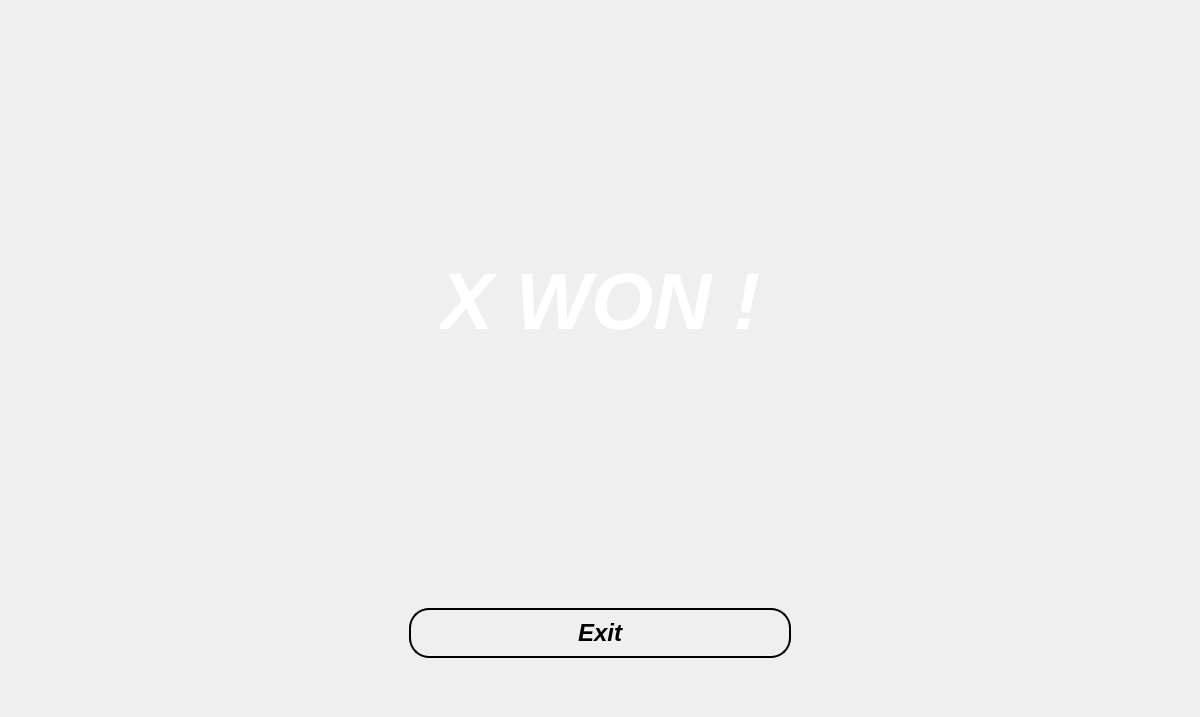
Mohammed-3tef/Tic_Tac_Masterpiece_GUI, file win.ui: the form before one commit.
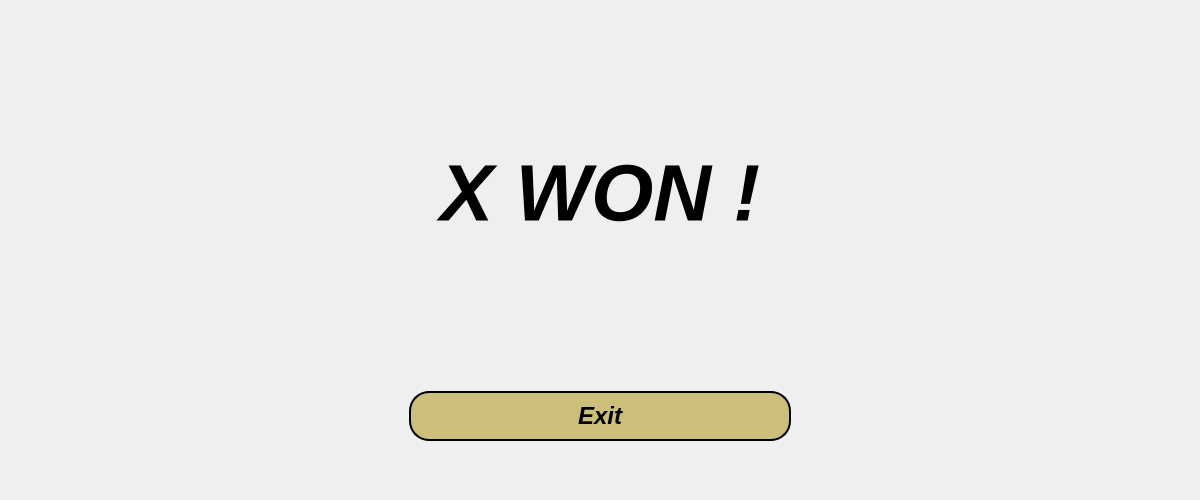
The form after the commit.

The edit to the form file:
```diff
--- a/win.ui
+++ b/win.ui
@@ -7,7 +7,7 @@
     <x>0</x>
     <y>0</y>
     <width>1200</width>
-    <height>717</height>
+    <height>500</height>
    </rect>
   </property>
   <property name="windowTitle">
@@ -33,6 +33,12 @@
         <verstretch>0</verstretch>
        </sizepolicy>
       </property>
+      <property name="minimumSize">
+       <size>
+        <width>1000</width>
+        <height>0</height>
+       </size>
+      </property>
       <property name="font">
        <font>
         <family>Arial</family>
@@ -59,7 +65,7 @@
     justify-content: center;
     align-items: center;
     text-align: center;
-    color: #fff;
+    color: #000;
     font-size: 1.5rem;
     font-family: Arial, sans-serif;
 }</string>
@@ -107,6 +113,12 @@
            <height>50</height>
           </size>
          </property>
+         <property name="maximumSize">
+          <size>
+           <width>1500</width>
+           <height>16777215</height>
+          </size>
+         </property>
          <property name="font">
           <font>
            <pointsize>18</pointsize>
@@ -115,24 +127,35 @@
           </font>
          </property>
          <property name="styleSheet">
-          <string notr="true">QPushButton {
-	margin: 0% 200%;
-	background: qlineargradient(spread:pad, x1:0, y1:0, x2:1, y2:0,  
-	stop:1 #c8b6ff
-	stop:0 #7ccbd6);
-	
-    color: #000; 
+          <string notr="true">
+QPushButton {
+background: #cbbf7a;
+    color: #000000; 
     border: 2px solid rgb(0,0,0) ;
     border-radius: 20px;
     padding: 5px;
+
+margin: 0% 200%;
 }
 
 QPushButton:hover {
-    background: qlineargradient(spread:pad, x1:0, y1:0, x2:1, y2:0, 
-	stop:0  rgb(72, 149, 239)
-	stop:1  rgb(64, 41, 143));
-    color: #ffffff; 
-}</string>
+
+background: qlineargradient(spread:pad, x1:0, y1:0, x2:1, y2:0, 
+	stop:0 #000,
+	stop:0.5 rgb(236, 87, 102) ,
+	stop:1 #000 ); 
+	color: white;
+}
+
+
+
+
+
+
+
+
+
+</string>
          </property>
          <property name="text">
           <string>Exit</string>
```
Left out of the diff: 19 changed lines with no effect on the pictures.
